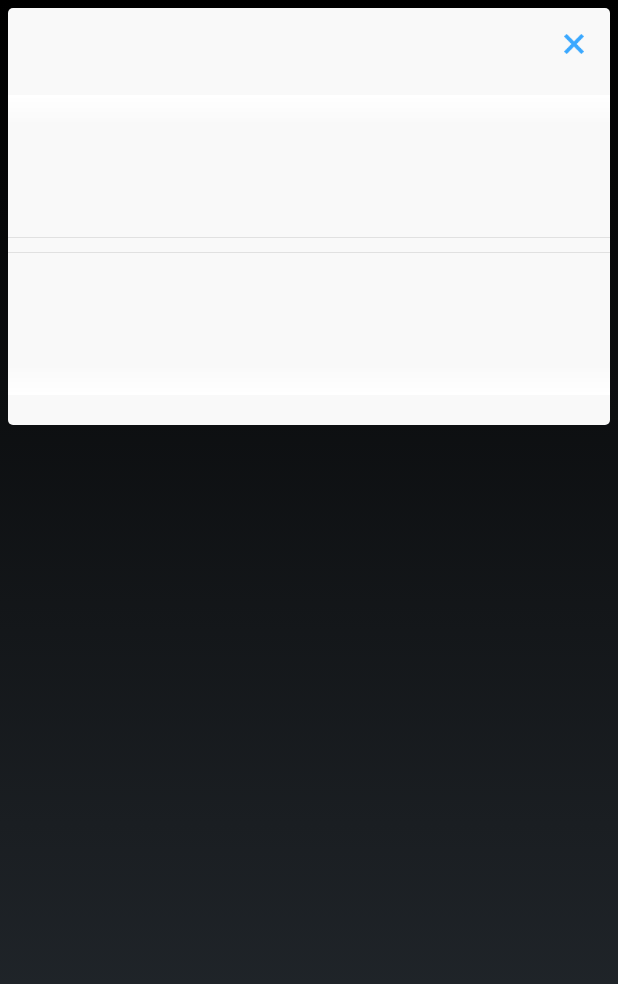
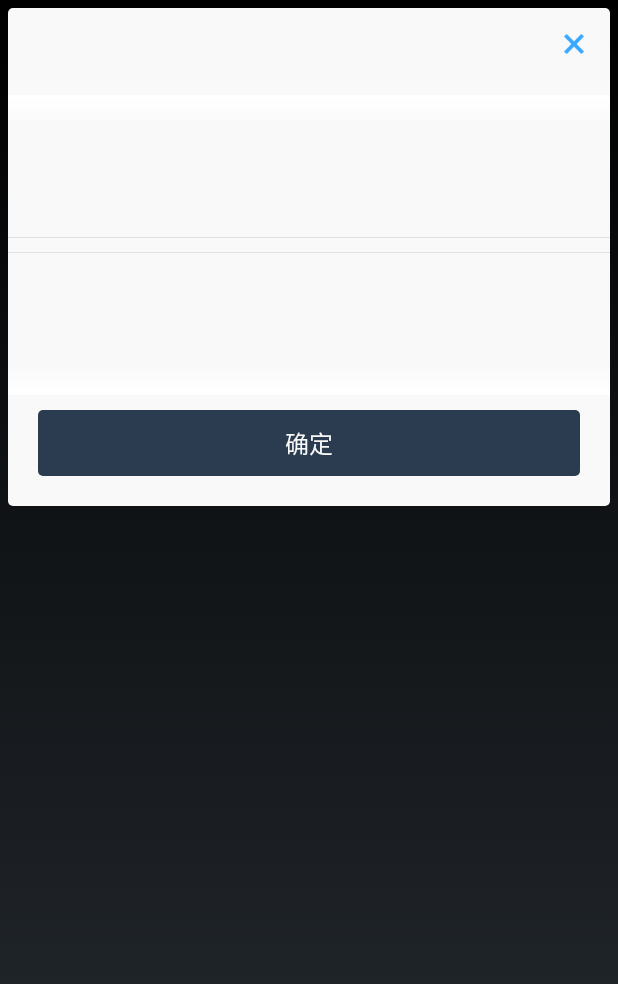
Before and after one commit to caowenhua/Schedule, an Android app: the layout dialog_choose_single_time.xml on its own in the app's theme, with its tools: preview values and no code run, on a phone screen of 412 x 824 dp. Shown: the top 984 px of the screen. Run offline under Robolectric (Android 15) with nearby library versions, the light colour scheme and no system bars.

Commit message:
#change dialog

```diff
--- a/app/src/main/java/me/schedule/widget/wheel/WheelView.java
+++ b/app/src/main/java/me/schedule/widget/wheel/WheelView.java
@@ -999,4 +999,8 @@ public class WheelView extends View {
 		startScrolling();
 	}
 
+	@Override
+	protected void onSizeChanged(int w, int h, int oldw, int oldh) {
+		super.onSizeChanged(w, h, oldw, oldh);
+	}
 }
--- a/app/src/main/res/layout/dialog_choose_single_time.xml
+++ b/app/src/main/res/layout/dialog_choose_single_time.xml
@@ -21,6 +21,7 @@
         android:layout_below="@+id/img_x"
         android:orientation="horizontal"
         android:layout_marginTop="10dp"
+        android:id="@+id/llt"
         >
 
         <me.schedule.widget.wheel.WheelView
@@ -60,5 +61,19 @@
 
     </LinearLayout>
 
+    <Button
+        android:layout_width="match_parent"
+        android:layout_height="wrap_content"
+        android:padding="10dp"
+        android:background="@drawable/selector_bg_main_con"
+        android:text="确定"
+        android:textColor="@color/white"
+        android:textSize="@dimen/text"
+        android:id="@+id/btn_commit"
+        android:layout_below="@+id/llt"
+        android:layout_marginTop="10dp"
+        android:layout_marginLeft="20dp"
+        android:layout_marginRight="20dp"
+        />
 
 </RelativeLayout>
```
Also changed, not shown: app/src/main/java/me/schedule/widget/dialog/ChooseCycleTimeDialog.java (+35 -5 lines), app/src/main/java/me/schedule/widget/dialog/ChooseSingleTimeDialog.java (+46 -1 lines), app/src/main/java/me/schedule/widget/wheel/IntegerWheelAdapter.java (added, +66 -0 lines), app/src/main/java/me/schedule/widget/wheel/StringWheelAdapter.java (added, +30 -0 lines), app/src/main/res/layout/dialog_choose_cycle_time.xml (+8 -4 lines).
